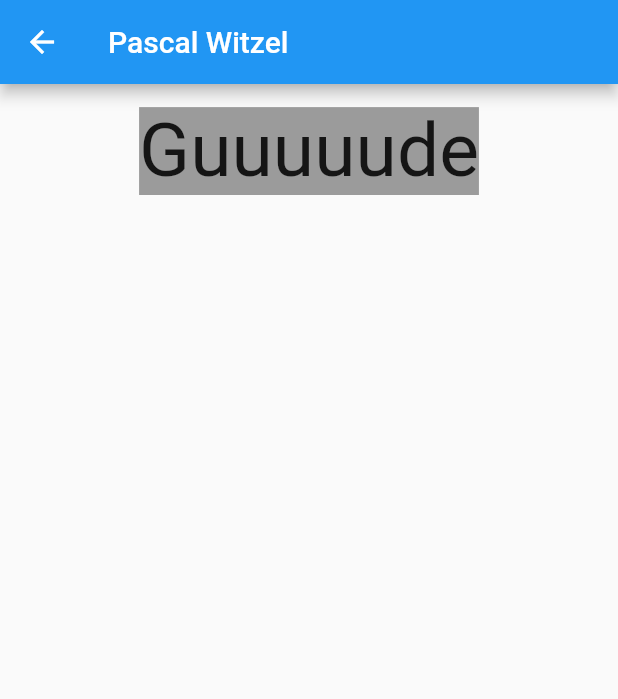
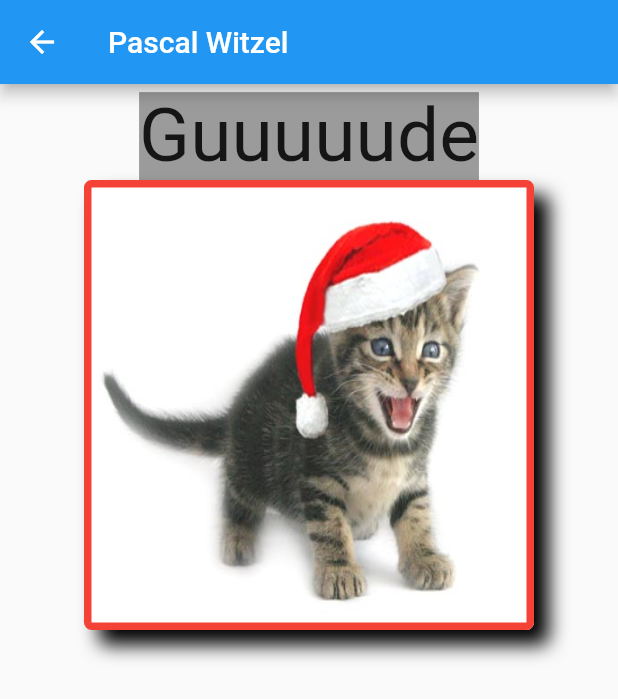
Before and after one commit to drmilde/kurs_2021_app, a Flutter app: the PascalWScreen screen opened directly, on a phone screen of 412 x 824 dp. Shown: the top 699 px of the screen. Run offline on Flutter 3.47's test engine with Material 2 defaults, Android fonts, the phone set to English and light mode, and no system bars; our stand-ins replace flutter_icons, google_fonts.

Commit message:
Screen Pascal Anpassung BoxDecoration

```diff
--- a/lib/screens/pascal_w_screen.dart
+++ b/lib/screens/pascal_w_screen.dart
@@ -10,13 +10,35 @@ class PascalWScreen extends StatelessWidget {
       body: SingleChildScrollView(
         child: Center (
           child: Padding(
-            padding: const EdgeInsets.all(15.0),
+            padding: const EdgeInsets.all(5),
            child: Column(
               children: [
                Text("Guuuuude",
                   style: TextStyle(
                     fontSize: 50,
                     backgroundColor: Colors.black38,
+                  ),
+                ),
+                Container(
+
+                  height: 300,
+                  width: 300,
+                  decoration: BoxDecoration(
+                    image: DecorationImage(
+                      image: AssetImage (
+                        'assets/images/cat.jpg',
+                      ),
+                      fit: BoxFit.fill,
+                    ),
+                    border: Border.all(color: Colors.red[500], width: 5),
+                    borderRadius: BorderRadius.all(Radius.circular(5)),
+                    boxShadow: [
+                      BoxShadow(
+                        color: Colors.black,
+                        blurRadius: 10,
+                        offset: Offset(10, 10),
+                      ),
+                    ],
                   ),
                 ),
               ]
```
